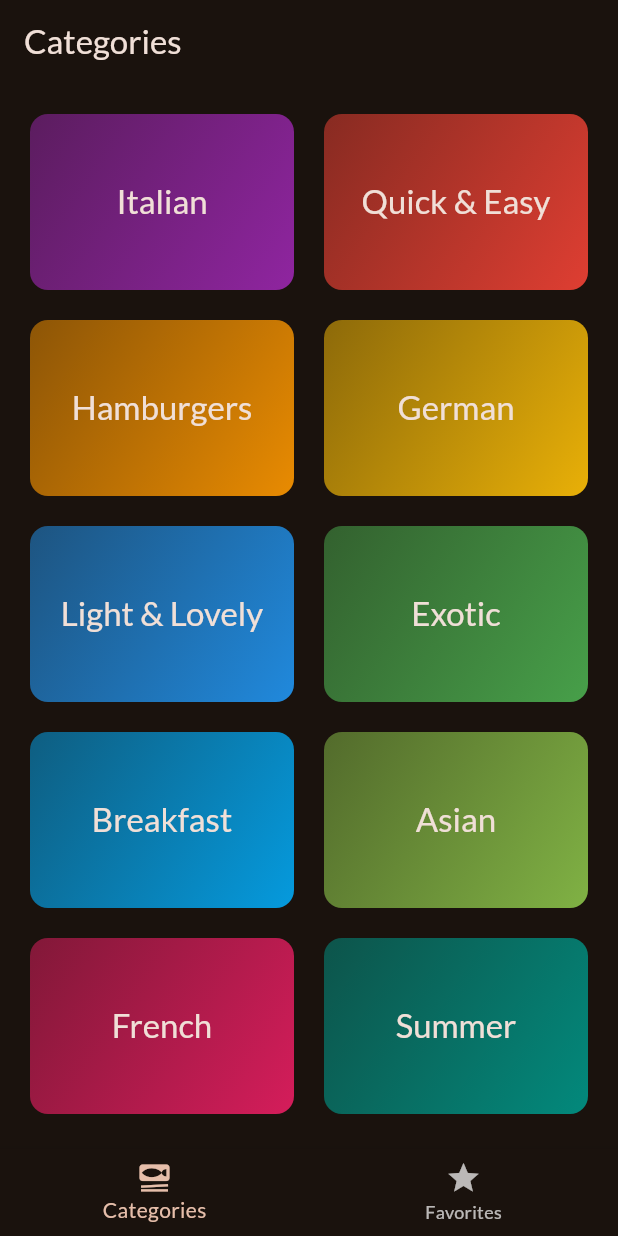
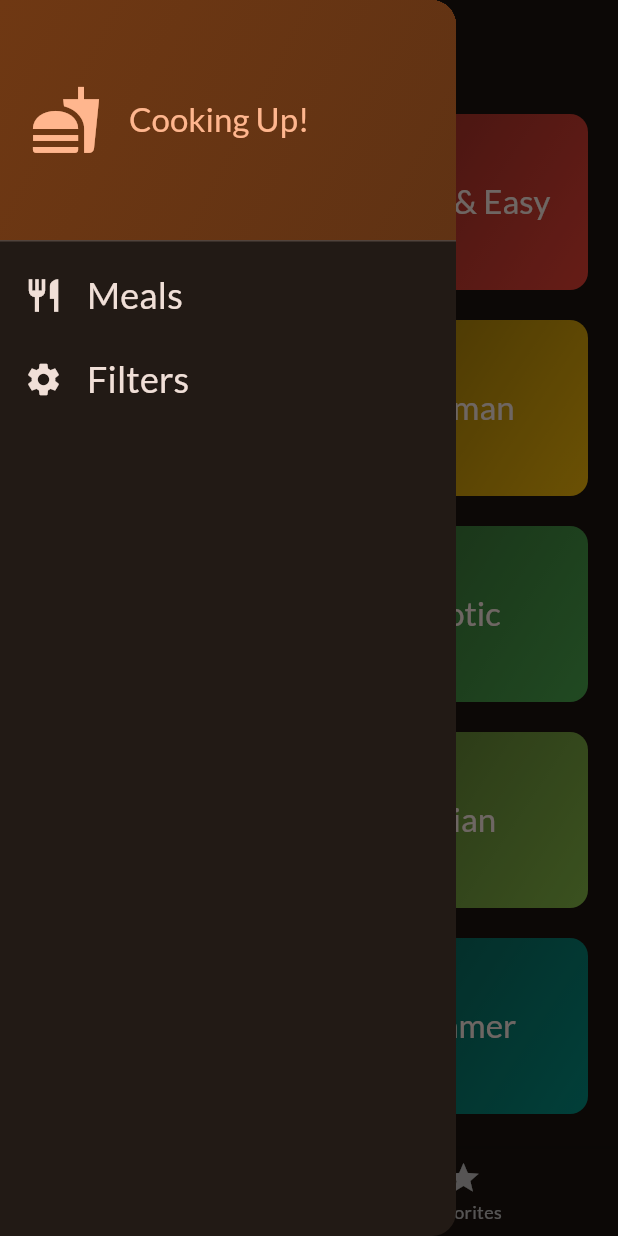
Before and after one commit to Nyctophilus/meals_fluter_app, a Flutter app: the screen it shows after launch, with the side drawer open (before the commit the screen has no drawer), on a phone screen of 412 x 824 dp. Run offline on Flutter 3.47's test engine with Material 2 defaults, Android fonts, the phone set to English and light mode, and no system bars; our stand-ins replace google_fonts, transparent_image.

Commit message:
added filter screen (yet to do its logic)

```diff
--- a/lib/screens/tabs.dart
+++ b/lib/screens/tabs.dart
@@ -1,7 +1,9 @@
 import 'package:flutter/material.dart';
 import 'package:meals_app/models/meal.dart';
 import 'package:meals_app/screens/categories.dart';
+import 'package:meals_app/screens/filters.dart';
 import 'package:meals_app/screens/meals.dart';
+import 'package:meals_app/widgets/drawer_main.dart';
 
 class TabsScreens extends StatefulWidget {
   const TabsScreens({super.key});
@@ -40,12 +42,20 @@ class _TabsScreensState extends State<TabsScreens> {
     });
   }
 
+  _setScreen(String id) {
+    Navigator.of(context).pop();
+    if (id == 'filters') {
+      Navigator.of(context)
+          .push(MaterialPageRoute(builder: (ctx) => const FiltersScreen()));
+    }
+  }
+
   @override
   Widget build(BuildContext context) {
+    String activeScreenTitle = 'Categories';
     Widget activeScreen = Categories(
       onToggleFav: _toggleMealFavStatus,
     );
-    String activeScreenTitle = 'Categories';
 
     if (_currentScreenIndex == 1) {
       activeScreen = MealsScreen(
@@ -58,6 +68,9 @@ class _TabsScreensState extends State<TabsScreens> {
     return Scaffold(
       appBar: AppBar(
         title: Text(activeScreenTitle),
+      ),
+      drawer: MainDrawer(
+        onSelectScreen: _setScreen,
       ),
       body: activeScreen,
       bottomNavigationBar: BottomNavigationBar(
--- /dev/null
+++ b/lib/widgets/drawer_main.dart
@@ -0,0 +1,83 @@
+import 'package:flutter/material.dart';
+
+class MainDrawer extends StatelessWidget {
+  const MainDrawer({super.key, required this.onSelectScreen});
+
+  final void Function(String id) onSelectScreen;
+
+  @override
+  Widget build(BuildContext context) {
+    return Drawer(
+      child: Column(
+        children: [
+          DrawerHeader(
+            padding: const EdgeInsets.all(20),
+            decoration: BoxDecoration(
+              gradient: LinearGradient(
+                colors: [
+                  Theme.of(context).colorScheme.primaryContainer,
+                  Theme.of(context)
+                      .colorScheme
+                      .primaryContainer
+                      .withOpacity(0.8),
+                ],
+                begin: Alignment.topLeft,
+                end: Alignment.bottomRight,
+              ),
+            ),
+            child: Row(
+              children: [
+                Icon(
+                  Icons.fastfood,
+                  size: 48,
+                  color: Theme.of(context).colorScheme.primary,
+                ),
+                const SizedBox(
+                  width: 18,
+                ),
+                Text(
+                  'Cooking Up!',
+                  style: Theme.of(context).textTheme.titleLarge!.copyWith(
+                        color: Theme.of(context).colorScheme.primary,
+                      ),
+                )
+              ],
+            ),
+          ),
+          ListTile(
+            leading: Icon(
+              Icons.restaurant,
+              size: 26,
+              color: Theme.of(context).colorScheme.onBackground,
+            ),
+            title: Text(
+              'Meals',
+              style: Theme.of(context).textTheme.titleSmall!.copyWith(
+                  color: Theme.of(context).colorScheme.onBackground,
+                  fontSize: 24),
+            ),
+            onTap: () {
+              onSelectScreen('meals');
+            },
+          ),
+          ListTile(
+            leading: Icon(
+              Icons.settings,
+              size: 26,
+              color: Theme.of(context).colorScheme.onBackground,
+            ),
+            title: Text(
+              'Filters',
+              style: Theme.of(context).textTheme.titleSmall!.copyWith(
+                  color: Theme.of(context).colorScheme.onBackground,
+                  fontSize: 24),
+            ),
+            onTap: () {
+              onSelectScreen('filters');
+            },
+          ),
+        ],
+      ),
+    );
+  }
+}
```
Also changed, not shown: lib/screens/filters.dart (added, +49 -0 lines).
